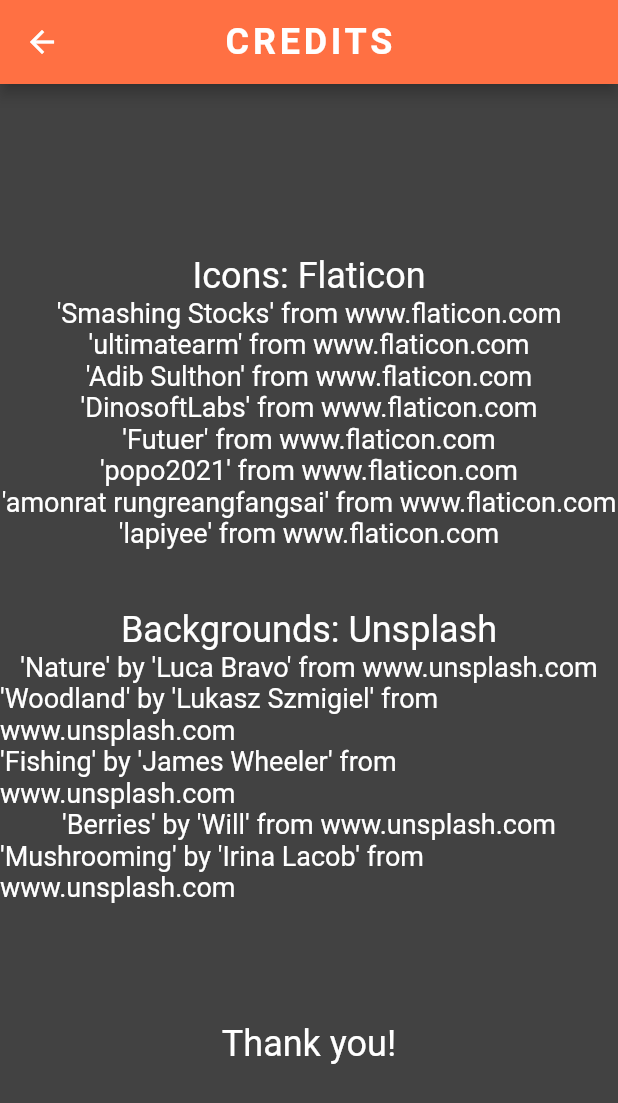
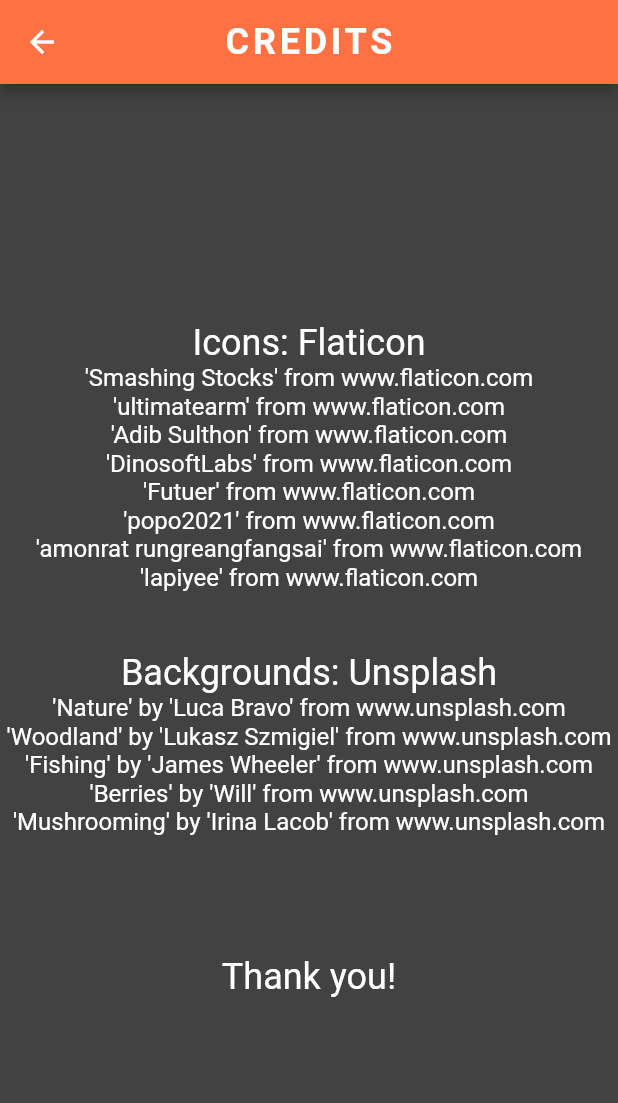
Before and after one commit to T-Pirozzini/flutter_forage_app, a Flutter app: the CreditsPage screen opened directly, on a phone screen of 412 x 824 dp. Shown: the top 1103 px of the screen. Run offline on Flutter 3.47's test engine with Material 2 defaults, Android fonts, the phone set to English and light mode, and no system bars; our stand-ins replace cloud_firestore, firebase_auth, firebase_core, firebase_storage, floating_bottom_navigation_bar, flutter_dotenv and 9 more; accounts and stored records are empty; Roboto replaces fonts that are missing (Philosopher).

Commit message:
minor UI tweaks based on display on physical device

```diff
--- a/lib/components/drawer.dart
+++ b/lib/components/drawer.dart
@@ -29,8 +29,10 @@
             Column(
               children: [
                 DrawerHeader(
-                  child: Image.asset('lib/assets/images/hills.png',
-                      color: Colors.white, width: 150),
+                  child: ClipOval(
+                    child: Image.asset('lib/assets/images/forager_logo.png',
+                        width: 138),
+                  ),
                 ),
                 // profile tile
                 CustomListTile(
--- a/lib/pages/credits_page.dart
+++ b/lib/pages/credits_page.dart
@@ -40,34 +40,34 @@
             Text('Icons: Flaticon',
                 style: TextStyle(fontSize: 24, color: Colors.white)),
             Text("'Smashing Stocks' from www.flaticon.com",
-                style: TextStyle(fontSize: 18, color: Colors.white)),
+                style: TextStyle(fontSize: 16, color: Colors.white)),
             Text("'ultimatearm' from www.flaticon.com",
-                style: TextStyle(fontSize: 18, color: Colors.white)),
+                style: TextStyle(fontSize: 16, color: Colors.white)),
             Text("'Adib Sulthon' from www.flaticon.com",
-                style: TextStyle(fontSize: 18, color: Colors.white)),
+                style: TextStyle(fontSize: 16, color: Colors.white)),
             Text("'DinosoftLabs' from www.flaticon.com",
-                style: TextStyle(fontSize: 18, color: Colors.white)),
+                style: TextStyle(fontSize: 16, color: Colors.white)),
             Text("'Futuer' from www.flaticon.com",
-                style: TextStyle(fontSize: 18, color: Colors.white)),
+                style: TextStyle(fontSize: 16, color: Colors.white)),
             Text("'popo2021' from www.flaticon.com",
-                style: TextStyle(fontSize: 18, color: Colors.white)),
+                style: TextStyle(fontSize: 16, color: Colors.white)),
             Text("'amonrat rungreangfangsai' from www.flaticon.com",
-                style: TextStyle(fontSize: 18, color: Colors.white)),
+                style: TextStyle(fontSize: 16, color: Colors.white)),
             Text("'lapiyee' from www.flaticon.com",
-                style: TextStyle(fontSize: 18, color: Colors.white)),
+                style: TextStyle(fontSize: 16, color: Colors.white)),
             SizedBox(height: 40),
             Text('Backgrounds: Unsplash',
                 style: TextStyle(fontSize: 24, color: Colors.white)),
             Text("'Nature' by 'Luca Bravo' from www.unsplash.com",
-                style: TextStyle(fontSize: 18, color: Colors.white)),
+                style: TextStyle(fontSize: 16, color: Colors.white)),
             Text("'Woodland' by 'Lukasz Szmigiel' from www.unsplash.com",
-                style: TextStyle(fontSize: 18, color: Colors.white)),
+                style: TextStyle(fontSize: 16, color: Colors.white)),
             Text("'Fishing' by 'James Wheeler' from www.unsplash.com",
-                style: TextStyle(fontSize: 18, color: Colors.white)),
+                style: TextStyle(fontSize: 16, color: Colors.white)),
             Text("'Berries' by 'Will' from www.unsplash.com",
-                style: TextStyle(fontSize: 18, color: Colors.white)),
+                style: TextStyle(fontSize: 16, color: Colors.white)),
             Text("'Mushrooming' by 'Irina Lacob' from www.unsplash.com",
-                style: TextStyle(fontSize: 18, color: Colors.white)),
+                style: TextStyle(fontSize: 16, color: Colors.white)),
             SizedBox(height: 80),
             Text('Thank you!',
                 style: TextStyle(fontSize: 24, color: Colors.white)),
```
Also changed, not shown: lib/pages/forage_location_info_page.dart (+7 -9 lines), lib/pages/home_page.dart (line endings or trailing spaces).
